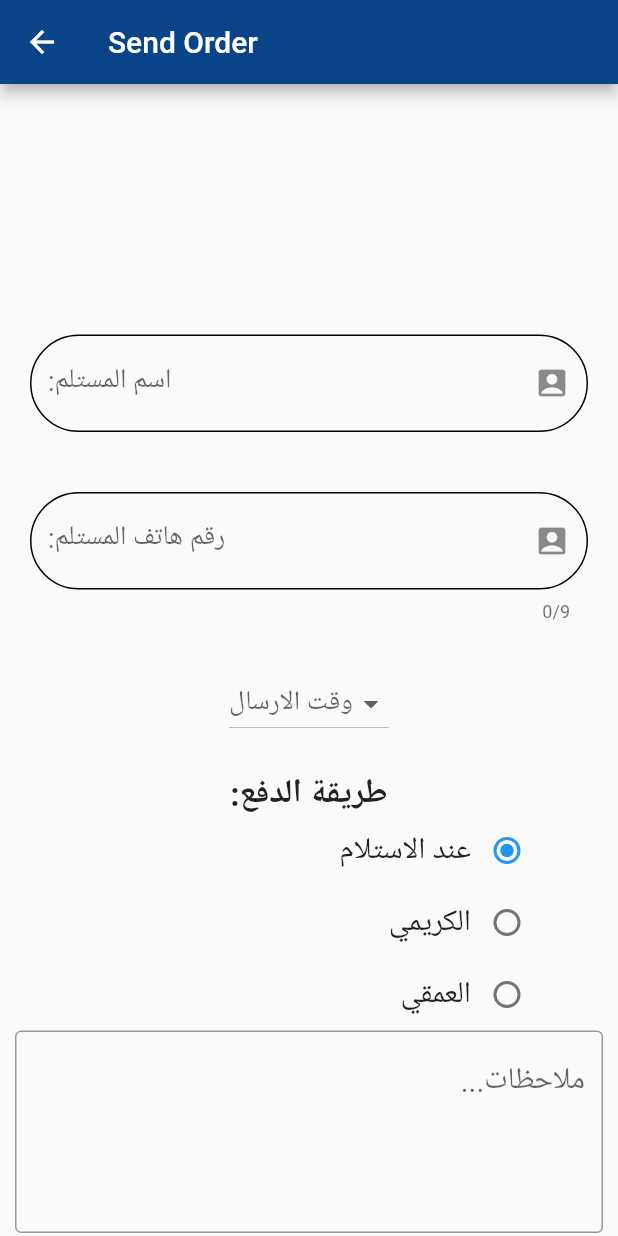
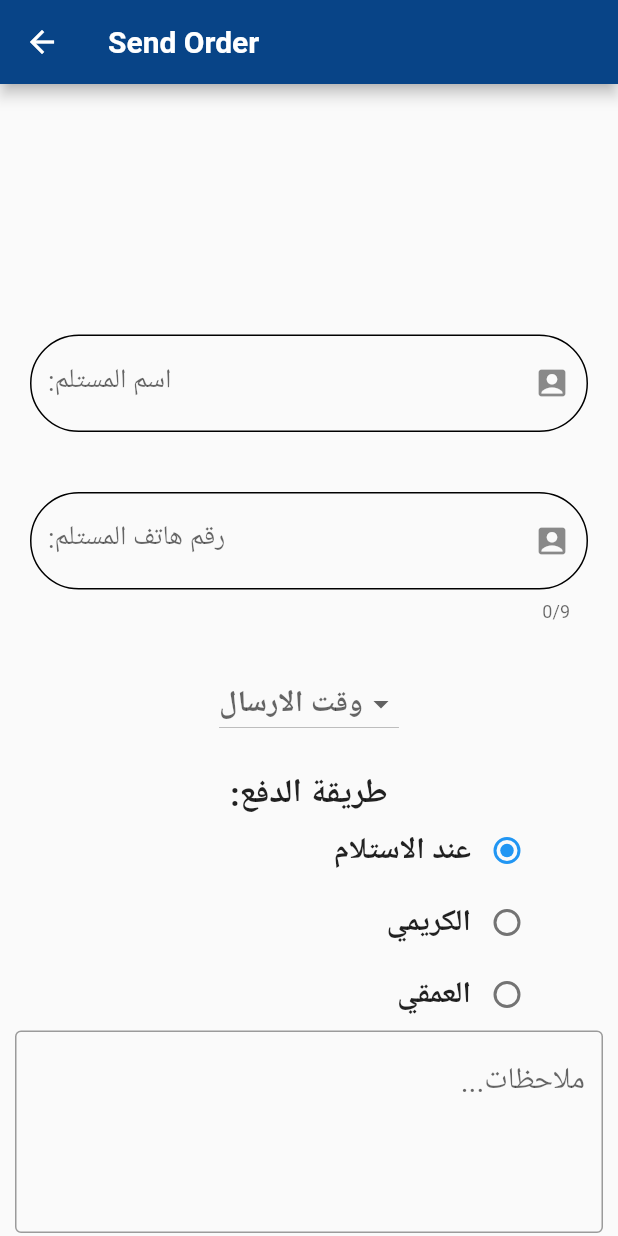
Before and after one commit to YusufAhmedBinQhman/shop_app, a Flutter app: the screen it shows after launch, on a phone screen of 412 x 824 dp. Run offline on Flutter 3.47's test engine with Material 3 defaults, Android fonts, the phone set to English and light mode, and no system bars; our stand-ins replace image_picker.

Commit message:
Applying Widget (TextFormW, TxtStyWid & AppButton)

```diff
--- a/lib/views/screen/FavoriteScreen.dart
+++ b/lib/views/screen/FavoriteScreen.dart
@@ -1,5 +1,6 @@
 import 'package:flutter/material.dart';
 import 'package:shop_app1/models/product.dart';
+import 'package:shop_app1/views/widget/txtStyWid.dart';
 
 class FavoritesScreen extends StatelessWidget {
   final List<Product> favoriteProducts;
@@ -10,7 +11,7 @@ class FavoritesScreen extends StatelessWidget {
   Widget build(BuildContext context) {
     return Scaffold(
       appBar: AppBar(
-        title: Text('Favorite Products'),
+        title: TxtStyWid(text: "Favorite Products"),
       ),
       body: ListView.builder(
         itemCount: favoriteProducts.length,
--- a/lib/views/screen/SendOrder.dart
+++ b/lib/views/screen/SendOrder.dart
@@ -1,7 +1,9 @@
 import 'package:shop_app1/viewmodels/products_vm.dart';
 import 'package:shop_app1/viewmodels/sendOrderVM.dart';
 import 'package:flutter/material.dart';
+import 'package:shop_app1/views/widget/AppButton.dart';
 import 'package:shop_app1/views/widget/text_form.dart';
+import 'package:shop_app1/views/widget/txtStyWid.dart';
 
 class SendOrder extends StatefulWidget {
   const SendOrder({super.key});
@@ -21,7 +23,7 @@ class _SendOrderState extends State<SendOrder> {
     return SafeArea(
         child: Scaffold(
       appBar: AppBar(
-        title: Text("Send Order"),
+        title: TxtStyWid(text: "Send Order"),
       ),
       body: SingleChildScrollView(
         child: Container(
@@ -33,7 +35,7 @@ class _SendOrderState extends State<SendOrder> {
               mainAxisAlignment: MainAxisAlignment.end,
               children: [
                 SizedBox(height: 20),
-                TextForm(
+                TextFormW(
                   sufIcon: Icon(Icons.account_box),
                   KeyBType: TextInputType.name,
                   validateInput: (x) => checkValidName(x),
@@ -41,7 +43,7 @@ class _SendOrderState extends State<SendOrder> {
                   hintText: ":اكتب اسم المستلم",
                 ),
                 SizedBox(height: 20),
-                TextForm(
+                TextFormW(
                   validateInput: (x) => checkValidPhone(x),
                   KeyBType: TextInputType.phone,
                   maxLen: 9,
@@ -54,10 +56,7 @@ class _SendOrderState extends State<SendOrder> {
                     borderRadius: BorderRadius.circular(20),
                     dropdownColor: Color.fromARGB(213, 86, 177, 251),
                     alignment: Alignment.center,
-                    hint: Text(
-                      "وقت الارسال",
-                      style: TextStyle(fontSize: 18),
-                    ),
+                    hint: TxtStyWid(text: "وقت الارسال"),
                     value: selectTime,
                     items: sendOrderVM
                         .loadTime()
@@ -78,7 +77,7 @@ class _SendOrderState extends State<SendOrder> {
                 Row(
                   mainAxisAlignment: MainAxisAlignment.end,
                   children: [
-                    Text("عند الاستلام", style: TextStyle(fontSize: 20)),
+                    TxtStyWid(text: "عند الاستلام"),
                     Radio(
                         value: "عند الاستلام",
                         groupValue: payment,
@@ -92,7 +91,7 @@ class _SendOrderState extends State<SendOrder> {
                 Row(
                   mainAxisAlignment: MainAxisAlignment.end,
                   children: [
-                    Text("الكريمي", style: TextStyle(fontSize: 20)),
+                    TxtStyWid(text: "الكريمي"),
                     Radio(
                         value: "الكريمي",
                         groupValue: payment,
@@ -106,7 +105,7 @@ class _SendOrderState extends State<SendOrder> {
                 Row(
                   mainAxisAlignment: MainAxisAlignment.end,
                   children: [
-                    Text("العمقي", style: TextStyle(fontSize: 20)),
+                    TxtStyWid(text: "العمقي"),
                     Radio(
                         value: "العمقي",
                         groupValue: payment,
@@ -126,16 +125,14 @@ class _SendOrderState extends State<SendOrder> {
                       hintText: "...ملاحظات",
                       hintStyle: TextStyle(fontSize: 20)),
                 ),
-                MaterialButton(
-                    color: Colors.blue,
-                    child: Text("Save",
-                        style: TextStyle(fontSize: 18, color: Colors.white)),
-                    onPressed: () {
+                AppButton(
+                    text: "Save",
+                    event: () {
                       if (frmky.currentState!.validate()) {
                         Navigator.pushNamed(context, "/sucOrder",
                             arguments: ProductsVM.cartItems);
                       }
-                    }),
+                    })
               ],
             ),
           ),
--- a/lib/views/screen/home_screen.dart
+++ b/lib/views/screen/home_screen.dart
@@ -2,6 +2,7 @@ import 'package:shop_app1/models/product.dart';
 import 'package:shop_app1/viewmodels/cart_vm.dart';
 import 'package:shop_app1/viewmodels/products_vm.dart';
 import 'package:flutter/material.dart';
+import 'package:shop_app1/views/widget/txtStyWid.dart';
 
 class HomeScreen extends StatefulWidget {
   HomeScreen({Key? key}) : super(key: key);
@@ -27,7 +28,7 @@ class _HomeScreenState extends State<HomeScreen> {
               margin: EdgeInsets.only(top: 10, right: 10),
             ),
           ],
-          title: Text("Home Screen"),
+          title:TxtStyWid(text: "Home Screen"),
         ),
         body: ListView.builder(
             itemCount: allProducts.length,
--- a/lib/views/widget/text_form.dart
+++ b/lib/views/widget/text_form.dart
@@ -1,8 +1,8 @@
 import 'package:flutter/material.dart';
 import 'package:flutter/services.dart';
 
-class TextForm extends StatelessWidget {
-  TextForm(
+class TextFormW extends StatelessWidget {
+  TextFormW(
       {super.key,
       this.labelText,
       this.hintText,
```
Also changed, not shown: lib/views/screen/signup.dart (+5 -5 lines).
